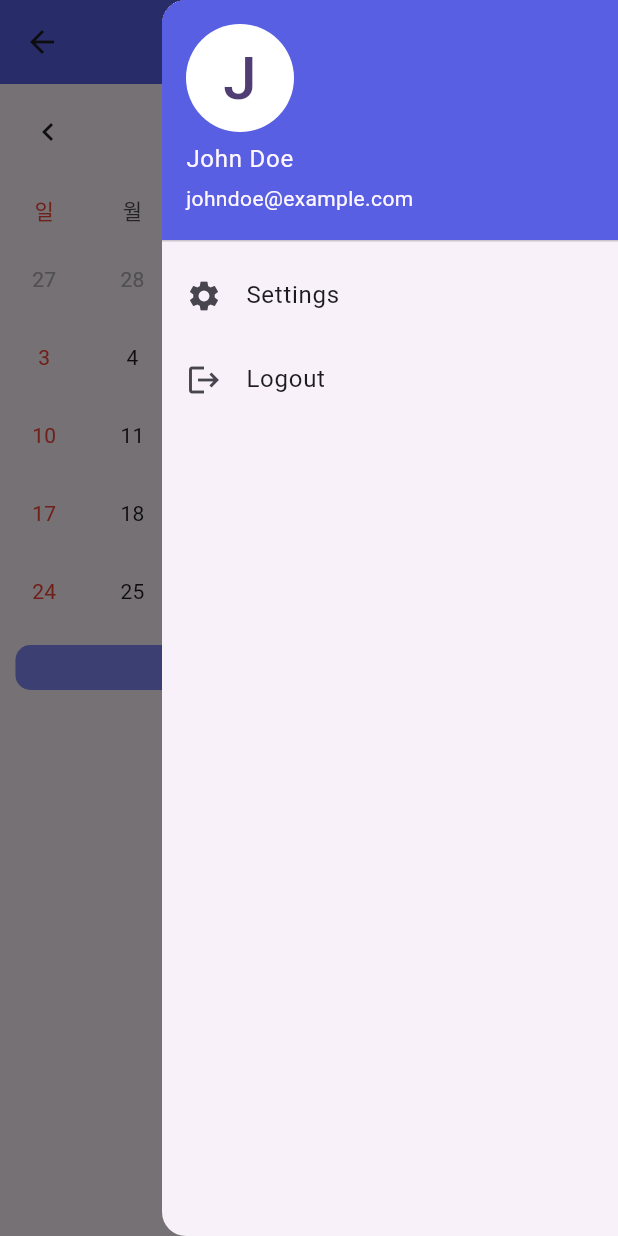
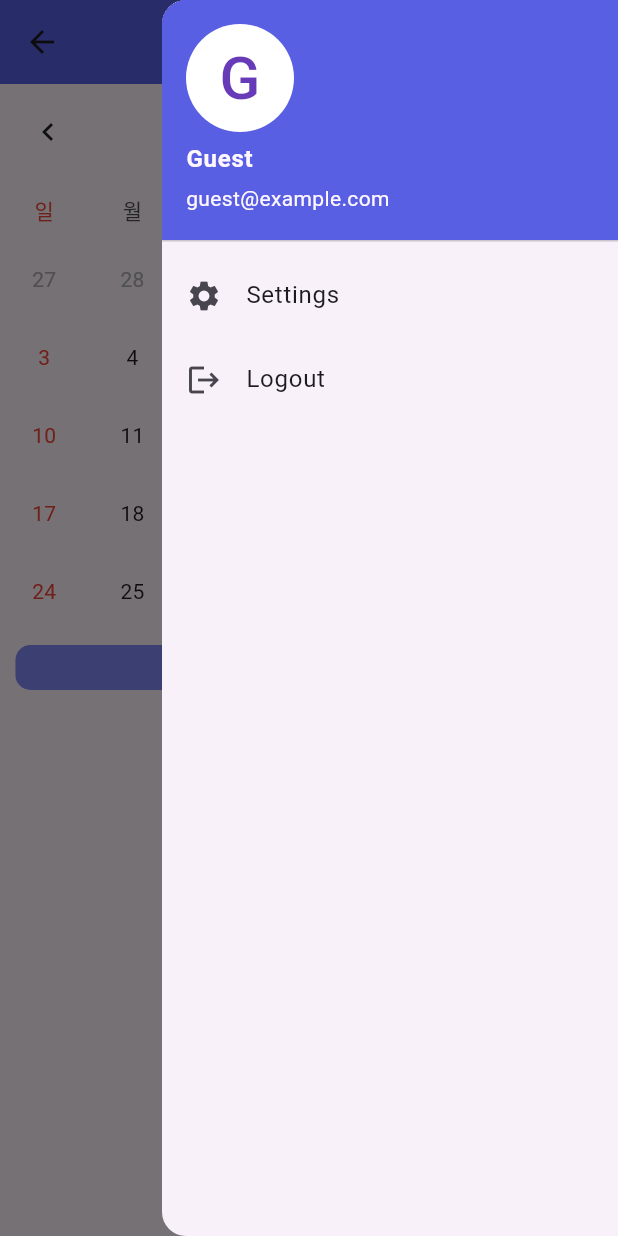
Before and after one commit to Juri-Jang/exercise_calendar, a Flutter app: the ExerciseCalender screen opened directly, with the side drawer open, on a phone screen of 412 x 824 dp. Run offline on Flutter 3.47's test engine with Material 3 defaults, Android fonts, the phone set to English and light mode, and no system bars; drawn by our look-alikes of table_calendar; our stand-ins replace get, shared_preferences; missing offline and left inert: time_picker_spinner_pop_up; accounts and stored records are empty.

Commit message:
[FE] 마이페이지 구현

```diff
--- a/front-end/lib/view/components/custom_drawer.dart
+++ b/front-end/lib/view/components/custom_drawer.dart
@@ -1,36 +1,63 @@
+import 'package:exercise_calendar/domain/service/auth_service.dart';
 import 'package:flutter/material.dart';
+import 'package:get/get.dart';
+import 'package:exercise_calendar/controllers/user_controller.dart';
+import 'package:exercise_calendar/view/pages/user/login.dart'; // 로그아웃 후 이동할 Login 페이지 import
 
 Widget CustomDrawer() {
+  final UserController userController = Get.find<UserController>();
+  final AuthService _authService = AuthService();
+
   return Drawer(
     child: ListView(
       padding: EdgeInsets.zero,
       children: <Widget>[
-        UserAccountsDrawerHeader(
-          accountName: Text("John Doe"),
-          accountEmail: Text("johndoe@example.com"),
+        Obx(() => UserAccountsDrawerHeader(
+              accountName: Text(
+                userController.name.value.isNotEmpty
+                    ? userController.name.value
+                    : "Guest",
+                style: TextStyle(fontWeight: FontWeight.bold),
+              ),
+              accountEmail: Text(
+                userController.email.value.isNotEmpty
+                    ? userController.email.value
+                    : "guest@example.com",
+              ),
               currentAccountPicture: CircleAvatar(
                 backgroundColor: Colors.white,
                 child: Text(
-              "J",
-              style: TextStyle(fontSize: 40.0),
+                  userController.name.value.isNotEmpty
+                      ? userController.name.value[0].toUpperCase()
+                      : "G",
+                  style: TextStyle(fontSize: 40.0, color: Colors.deepPurple),
                 ),
               ),
               decoration: BoxDecoration(
                 color: Color.fromARGB(255, 88, 95, 227),
               ),
-        ),
+            )),
         ListTile(
           leading: Icon(Icons.settings),
           title: Text('Settings'),
           onTap: () {
-            // Settings 메뉴 클릭 시 처리할 동작
+            // 설정 화면으로 이동
+            //Get.to(() => SettingsPage()); // SettingsPage를 구현한 화면으로 이동
           },
         ),
         ListTile(
           leading: Icon(Icons.logout),
           title: Text('Logout'),
           onTap: () {
-            // Logout 메뉴 클릭 시 처리할 동작
+            // 로그아웃 처리
+            userController.name.value = "Guest";
+            userController.email.value = "guest@example.com";
+            _authService.logout();
+            Get.snackbar("Logout", "Logged out successfully!",
+                snackPosition: SnackPosition.BOTTOM);
+
+            // 로그인 화면으로 이동
+            Get.offAll(() => Login());
           },
         ),
       ],
```
Lines whose indentation alone changed are shown as unchanged.
